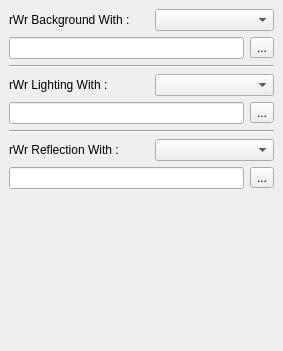
Qt form src/components/addons/rewiringTool/ui/Rewiring_Tool.ui (KelSolaar/sIBL_GUI) before a commit.
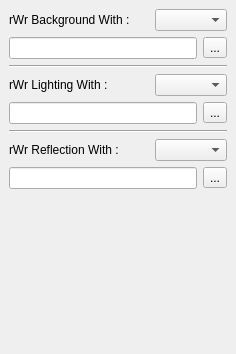
The same form after that commit.

Commit message:
Layouts methods and code enhancements.
- Defaults layouts are read from "sIBL_GUI_Layouts.rc" file.
- Ui adjustments on some components.

The edit to the form file:
```diff
--- a/src/components/addons/rewiringTool/ui/Rewiring_Tool.ui
+++ b/src/components/addons/rewiringTool/ui/Rewiring_Tool.ui
@@ -2,19 +2,32 @@
 <ui version="4.0">
  <class>Rewiring_Tool_DockWidget</class>
  <widget class="QDockWidget" name="Rewiring_Tool_DockWidget">
+  <property name="windowTitle">
+   <string>Rewiring Tool</string>
+  </property>
+  <widget class="QWidget" name="Rewiring_Tool_dockWidgetContents">
+   <layout class="QGridLayout" name="Rewiring_Tool_dockWidgetContents_gridLayout">
+    <item row="0" column="0">
+     <widget class="QScrollArea" name="Rewiring_Tool_scrollArea">
+      <property name="frameShape">
+       <enum>QFrame::NoFrame</enum>
+      </property>
+      <property name="widgetResizable">
+       <bool>true</bool>
+      </property>
+      <widget class="QWidget" name="Rewiring_Tool_scrollAreaWidgetContents">
   <property name="geometry">
    <rect>
     <x>0</x>
     <y>0</y>
-    <width>283</width>
-    <height>351</height>
-   </rect>
-  </property>
-  <property name="windowTitle">
-   <string>Rewiring Tool</string>
-  </property>
-  <widget class="QWidget" name="Rewiring_Tool_dockWidgetContents">
-   <layout class="QGridLayout" name="Rewiring_Tool_dockWidgetContents_gridLayout">
+         <width>259</width>
+         <height>261</height>
+        </rect>
+       </property>
+       <layout class="QGridLayout" name="Rewiring_Tool_scrollAreaWidgetContents_gridLayout">
+        <property name="margin">
+         <number>0</number>
+        </property>
     <item row="0" column="0">
      <layout class="QVBoxLayout" name="Background_verticalLayout">
       <item>
@@ -75,6 +88,13 @@
       </item>
      </layout>
     </item>
+        <item row="1" column="0">
+         <widget class="Line" name="A_line">
+          <property name="orientation">
+           <enum>Qt::Horizontal</enum>
+          </property>
+         </widget>
+        </item>
     <item row="2" column="0">
      <layout class="QVBoxLayout" name="Lighting_verticalLayout">
       <item>
@@ -135,6 +155,13 @@
       </item>
      </layout>
     </item>
+        <item row="3" column="0">
+         <widget class="Line" name="B_line">
+          <property name="orientation">
+           <enum>Qt::Horizontal</enum>
+          </property>
+         </widget>
+        </item>
     <item row="4" column="0">
      <layout class="QVBoxLayout" name="Reflection_verticalLayout">
       <item>
@@ -203,23 +230,13 @@
       <property name="sizeHint" stdset="0">
        <size>
         <width>20</width>
-        <height>40</height>
+            <height>233</height>
        </size>
       </property>
      </spacer>
     </item>
-    <item row="1" column="0">
-     <widget class="Line" name="A_line">
-      <property name="orientation">
-       <enum>Qt::Horizontal</enum>
-      </property>
-     </widget>
-    </item>
-    <item row="3" column="0">
-     <widget class="Line" name="B_line">
-      <property name="orientation">
-       <enum>Qt::Horizontal</enum>
-      </property>
+       </layout>
+      </widget>
      </widget>
     </item>
    </layout>
```
Lines whose indentation alone changed are shown as unchanged. The commit also changes 14 other files.
